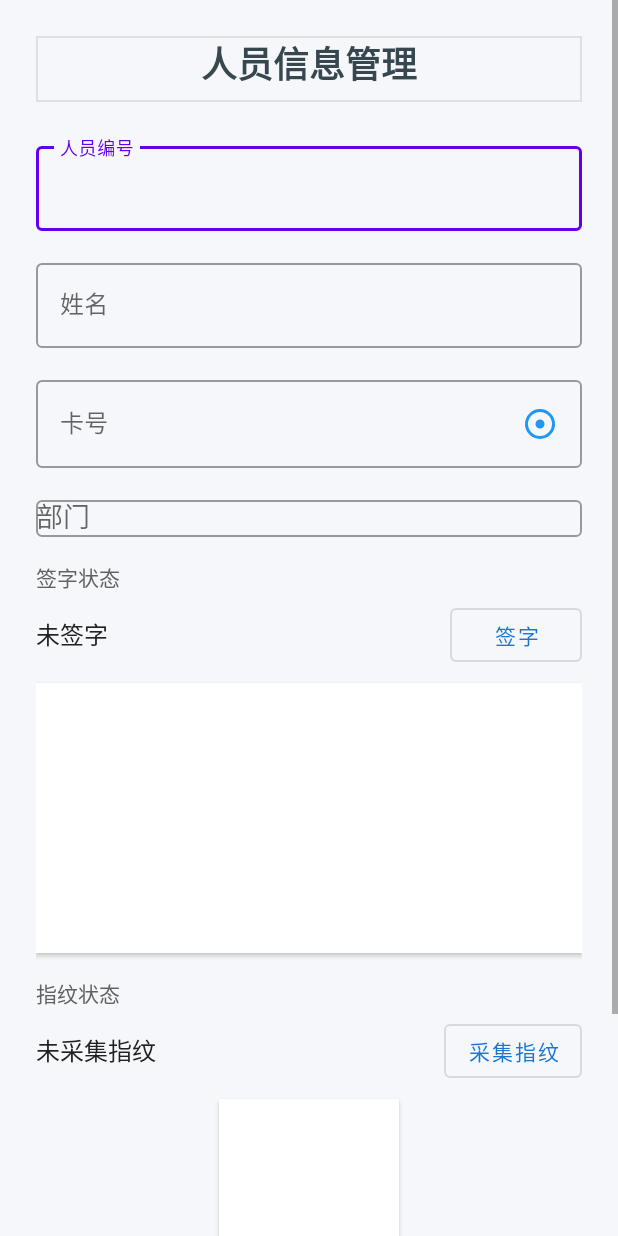
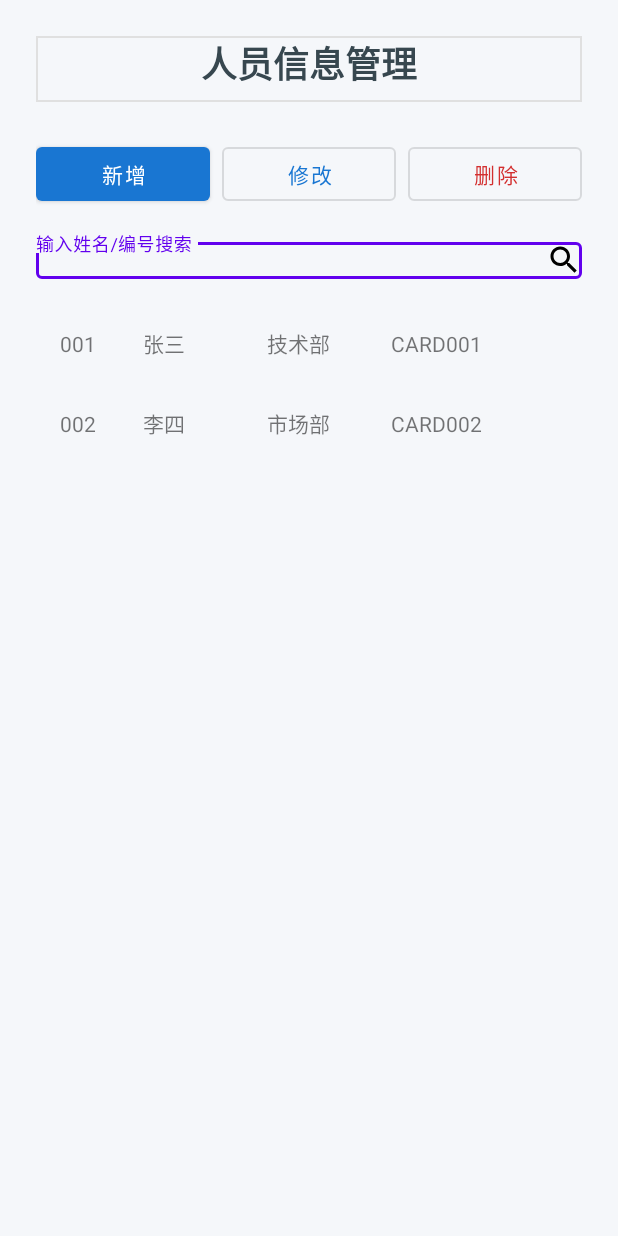
Before and after one commit to bzyjs123/applicationForExtraWork, an Android app: the PersonManagementActivity screen opened directly, with no data from a screen before it, on a phone screen of 412 x 824 dp. Run offline under Robolectric (Android 15) with nearby library versions, the phone set to English and light mode, and no system bars.

Commit message:
feat:新增 人员信息管理

```diff
--- a/HZFinger_FpStdSample/src/main/java/com/HZFinger_FpStdSample/PersonManagementActivity.java
+++ b/HZFinger_FpStdSample/src/main/java/com/HZFinger_FpStdSample/PersonManagementActivity.java
@@ -40,14 +40,20 @@ import android.widget.Button;
 import android.widget.CheckBox;
 import android.widget.EditText;
 import android.widget.ImageView;
+import android.widget.LinearLayout;
 import android.widget.ListView;
 import android.widget.Spinner;
 import android.widget.TextView;
 import android.widget.Toast;
 
+import androidx.recyclerview.widget.LinearLayoutManager;
+import androidx.recyclerview.widget.RecyclerView;
+
 import com.HZFINGER.HAPI;
 import com.HZFINGER.HostUsb;
 import com.HZFINGER.LAPI;
+import com.HZFinger_FpStdSample.adapter.PersonAdapter;
+import com.HZFinger_FpStdSample.model.Person;
 import com.HZFinger_FpStdSample.view.SignatureView;
 
 import java.io.File;
@@ -70,18 +76,20 @@ public class PersonManagementActivity extends Activity {
     private AutoCompleteTextView spDepartment;
     private TextView tvFingerprint;
     private ImageView ivFingerprint;
-    private Button btnSave;
-    private Button btnDelete;
-    private Button btnClear;
     private Button btnCapture;
-    private Button btnExport;
-    private Button btnImport;
+   /* private Button btnExport;
+    private Button btnImport;*/
     private Button btnSign;
     private ImageView ivSignature;
     private TextView tvSignature;
 
     private NfcAdapter mNfcAdapter;
     private PendingIntent mPendingIntent;
+
+    private RecyclerView rvPersonList;
+    private PersonAdapter adapter;
+    private LinearLayout formContainer;
+    private boolean isEditMode = false;
 
     private HostUsb mHostUSb = null;
 
@@ -113,7 +121,15 @@ public class PersonManagementActivity extends Activity {
         setContentView(R.layout.activity_person_management);
 
         // 初始化数据库
+        if(dbHelper == null) {
             dbHelper = new PersonDatabaseHelper(this);
+        }
+
+        // 初始化列表
+        rvPersonList = findViewById(R.id.rv_person_list);
+        rvPersonList.setLayoutManager(new LinearLayoutManager(this));
+        adapter = new PersonAdapter(getSampleData());
+        rvPersonList.setAdapter(adapter);
 
         // 初始化API
         m_cLAPI = new LAPI(this);
@@ -137,6 +153,7 @@ public class PersonManagementActivity extends Activity {
     protected void onDestroy() {
         super.onDestroy();
         m_cHAPI.CloseDevice();
+        dbHelper.close();
     }
 
     /**
@@ -149,15 +166,13 @@ public class PersonManagementActivity extends Activity {
         spDepartment = findViewById(R.id.sp_department);
         tvFingerprint = findViewById(R.id.tv_fingerprint);
         ivFingerprint = findViewById(R.id.iv_fingerprint);
-        btnSave = findViewById(R.id.btn_save);
-        btnDelete = findViewById(R.id.btn_delete);
-        btnClear = findViewById(R.id.btn_clear);
+  /*      btnSave = findViewById(R.id.btn_save);
+        btnDelete = findViewById(R.id.btn_delete);*/
         btnCapture = findViewById(R.id.btn_capture);
-        btnExport = findViewById(R.id.btn_export);
-        btnImport = findViewById(R.id.btn_import);
         btnSign = findViewById(R.id.btn_sign);
         ivSignature = findViewById(R.id.iv_signature);
         tvSignature = findViewById(R.id.tv_signature);
+        formContainer = findViewById(R.id.form_container);
     }
 
     /**
@@ -185,34 +200,9 @@ public class PersonManagementActivity extends Activity {
      * 初始化事件监听
      */
     private void initListeners() {
-        // 保存按钮
-        /*btnSave.setOnClickListener(new OnClickListener() {
-            @Override
-            public void onClick(View v) {
-                savePerson();
-            }
-        });*/
-
-        // 删除按钮
-        /*btnDelete.setOnClickListener(new OnClickListener() {
-            @Override
-            public void onClick(View v) {
-                deletePerson();
-            }
-        });*/
-
-        // 清空按钮
-        btnClear.setOnClickListener(new OnClickListener() {
-            @Override
-            public void onClick(View v) {
-                clearForm();
-            }
-        });
 
         // 采集指纹按钮
-        btnCapture.setOnClickListener(new OnClickListener() {
-            @Override
-            public void onClick(View v) {
+        btnCapture.setOnClickListener(v -> {
             if (bContinue) {
                 bContinue = false;
                 //btnGetImage.setText("GetImage");
@@ -222,24 +212,16 @@ public class PersonManagementActivity extends Activity {
             btnCapture.setText(R.string.TEXT_STOP);
             bContinue = true;
             btnCapture.setEnabled(false);
-                Runnable r = new Runnable() {
-                    public void run() {
+            Runnable r = () -> {
                 OPEN_DEVICE();
                 GET_IMAGE();
-                    }
             };
             Thread s = new Thread(r);
             s.start();
-            }
         });
 
         // 导出按钮
-        btnExport.setOnClickListener(new OnClickListener() {
-            @Override
-            public void onClick(View v) {
-                exportDatabase();
-            }
-        });
+        /*btnExport.setOnClickListener(v -> exportDatabase());*/
 
         // 导入按钮
         /*btnImport.setOnClickListener(new OnClickListener() {
@@ -270,6 +252,13 @@ public class PersonManagementActivity extends Activity {
 
             dialog.show();
         });
+
+        // 按钮事件
+        findViewById(R.id.btn_add).setOnClickListener(v -> showForm(false));
+        findViewById(R.id.btn_edit).setOnClickListener(v -> showForm(true));
+        findViewById(R.id.btn_delete).setOnClickListener(v -> deleteSelected());
+        findViewById(R.id.btn_save).setOnClickListener(v -> savePerson());
+        findViewById(R.id.btn_cancel).setOnClickListener(v -> hideForm());
 
         // 人员列表点击事件
 //        lvPersonList.setOnItemClickListener(new AdapterView.OnItemClickListener() {
@@ -334,6 +323,66 @@ public class PersonManagementActivity extends Activity {
     }
 
 
+    private List<Person> getSampleData() {
+        // 返回示例数据
+        List<Person> persons = new ArrayList<>();
+        persons.add(new Person("001", "张三", "技术部", "CARD001",null,null));
+        persons.add(new Person("002", "李四", "市场部", "CARD002",null,null));
+        return persons;
+    }
+
+    private void showForm(boolean isEdit) {
+        isEditMode = isEdit;
+        formContainer.setVisibility(View.VISIBLE);
+        rvPersonList.setVisibility(View.GONE);
+
+        if (isEdit) {
+            // 获取选中的person数据并填充表单
+            Person selected = adapter.getSelectedPerson();
+            if (selected != null) {
+                etPersonId.setText(selected.getId());
+                etName.setText(selected.getName());
+                spDepartment.setText(selected.getDepartment());
+                etCardNo.setText(selected.getCardNo());
+            }
+        } else {
+            // 清空表单
+            etPersonId.setText("");
+            etName.setText("");
+            spDepartment.setText("");
+            etCardNo.setText("");
+        }
+    }
+
+    private void hideForm() {
+        formContainer.setVisibility(View.GONE);
+        rvPersonList.setVisibility(View.VISIBLE);
+    }
+
+    private void savePerson() {
+        // 获取表单数据
+        String id = etPersonId.getText().toString();
+        String name = etName.getText().toString();
+        String dept = spDepartment.getText().toString();
+        String cardNo = etCardNo.getText().toString();
+
+        if (isEditMode) {
+            // 更新操作
+            adapter.updatePerson(new Person(id, name, dept, cardNo,null,null));
+        } else {
+            // 新增操作
+            adapter.addPerson(new Person(id, name, dept, cardNo,null,null));
+        }
+        hideForm();
+    }
+
+    private void deleteSelected() {
+        adapter.deleteSelectedPerson();
+    }
+
+
+
+
     /**
      * 初始化指纹设备
      */
@@ -354,6 +403,7 @@ public class PersonManagementActivity extends Activity {
     /**
      * 指纹SDK消息处理Handler
      */
+    @SuppressLint("HandlerLeak")
     private Handler m_fpsdkHandle = new Handler() {
         @Override
         public void handleMessage(Message msg) {
@@ -752,6 +802,7 @@ public class PersonManagementActivity extends Activity {
     }
 
     private final Handler m_appHandle = new Handler() {
+        @SuppressLint("HandlerLeak")
         @Override
         public void handleMessage(Message msg) {
             switch (msg.what) {
--- /dev/null
+++ b/HZFinger_FpStdSample/src/main/java/com/HZFinger_FpStdSample/adapter/PersonAdapter.java
@@ -0,0 +1,90 @@
+package com.HZFinger_FpStdSample.adapter;
+
+import android.view.LayoutInflater;
+import android.view.View;
+import android.view.ViewGroup;
+import android.widget.TextView;
+
+import androidx.annotation.NonNull;
+import androidx.recyclerview.widget.RecyclerView;
+
+import com.HZFinger_FpStdSample.R;
+import com.HZFinger_FpStdSample.model.Person;
+
+import java.util.List;
+
+public class PersonAdapter extends RecyclerView.Adapter<PersonAdapter.ViewHolder> {
+    private List<Person> persons;
+    private int selectedPosition = -1;
+
+    public PersonAdapter(List<Person> persons) {
+        this.persons = persons;
+    }
+
+    @NonNull
+    @Override
+    public ViewHolder onCreateViewHolder(@NonNull ViewGroup parent, int viewType) {
+        View view = LayoutInflater.from(parent.getContext())
+                .inflate(R.layout.item_person, parent, false);
+        return new ViewHolder(view);
+    }
+
+    @Override
+    public void onBindViewHolder(@NonNull ViewHolder holder, int position) {
+        int adapterPosition = holder.getBindingAdapterPosition();
+        if (adapterPosition != RecyclerView.NO_POSITION) {
+            Person person = persons.get(adapterPosition);
+            holder.tvId.setText(person.getId());
+            holder.tvName.setText(person.getName());
+            holder.tvDept.setText(person.getDepartment());
+            holder.tvCard.setText(person.getCardNo());
+
+            holder.itemView.setSelected(selectedPosition == adapterPosition);
+            holder.itemView.setOnClickListener(v -> {
+                selectedPosition = adapterPosition;
+                notifyDataSetChanged();
+            });
+        }
+    }
+
+    @Override
+    public int getItemCount() {
+        return persons.size();
+    }
+
+    public Person getSelectedPerson() {
+        return selectedPosition != -1 ? persons.get(selectedPosition) : null;
+    }
+
+    public void addPerson(Person person) {
+        persons.add(person);
+        notifyItemInserted(persons.size() - 1);
+    }
+
+    public void updatePerson(Person person) {
+        if (selectedPosition != -1) {
+            persons.set(selectedPosition, person);
+            notifyItemChanged(selectedPosition);
+        }
+    }
+
+    public void deleteSelectedPerson() {
+        if (selectedPosition != -1) {
+            persons.remove(selectedPosition);
+            notifyItemRemoved(selectedPosition);
+            selectedPosition = -1;
+        }
+    }
+
+    static class ViewHolder extends RecyclerView.ViewHolder {
+        TextView tvId, tvName, tvDept, tvCard;
+
+        public ViewHolder(@NonNull View itemView) {
+            super(itemView);
+            tvId = itemView.findViewById(R.id.tv_id);
+            tvName = itemView.findViewById(R.id.tv_name);
+            tvDept = itemView.findViewById(R.id.tv_dept);
+            tvCard = itemView.findViewById(R.id.tv_card);
+        }
+    }
+}
--- /dev/null
+++ b/HZFinger_FpStdSample/src/main/java/com/HZFinger_FpStdSample/model/Person.java
@@ -0,0 +1,70 @@
+package com.HZFinger_FpStdSample.model;
+
+public class Person {
+    private String id;
+    private String name;
+    private String department;
+    private String cardNo;
+    private byte[] signature;
+    private byte[] fingerprint;
+
+    public Person(String id, String name, String department, String cardNo, byte[] signature, byte[] fingerprint) {
+        this.id = id;
+        this.name = name;
+        this.department = department;
+        this.cardNo = cardNo;
+        this.signature = signature;
+        this.fingerprint = fingerprint;
+    }
+
+    public Person() {
+    }
+
+    public String getId() {
+        return id;
+    }
+
+    public void setId(String id) {
+        this.id = id;
+    }
+
+    public String getName() {
+        return name;
+    }
+
+    public void setName(String name) {
+        this.name = name;
+    }
+
+    public String getDepartment() {
+        return department;
+    }
+
+    public void setDepartment(String department) {
+        this.department = department;
+    }
+
+    public String getCardNo() {
+        return cardNo;
+    }
+
+    public void setCardNo(String cardNo) {
+        this.cardNo = cardNo;
+    }
+
+    public byte[] getSignature() {
+        return signature;
+    }
+
+    public void setSignature(byte[] signature) {
+        this.signature = signature;
+    }
+
+    public byte[] getFingerprint() {
+        return fingerprint;
+    }
+
+    public void setFingerprint(byte[] fingerprint) {
+        this.fingerprint = fingerprint;
+    }
+}
--- /dev/null
+++ b/HZFinger_FpStdSample/src/main/res/drawable/ic_search_24dp.xml
@@ -0,0 +1,9 @@
+<vector xmlns:android="http://schemas.android.com/apk/res/android"
+    android:width="24dp"
+    android:height="24dp"
+    android:viewportWidth="24"
+    android:viewportHeight="24">
+    <path
+        android:fillColor="#FF000000"
+        android:pathData="M15.5,14h-0.79l-0.28,-0.27C15.41,12.59 16,11.11 16,9.5 16,5.91 13.09,3 9.5,3S3,5.91 3,9.5 5.91,16 9.5,16c1.61,0 3.09,-0.59 4.23,-1.57l0.27,0.28v0.79l5,4.99L20.49,19l-4.99,-5zm-6,0C7.01,14 5,11.99 5,9.5S7.01,5 9.5,5 14,7.01 14,9.5 11.99,14 9.5,14z"/>
+</vector>
--- a/HZFinger_FpStdSample/src/main/res/layout/activity_person_management.xml
+++ b/HZFinger_FpStdSample/src/main/res/layout/activity_person_management.xml
@@ -24,6 +24,76 @@
             android:layout_marginBottom="24dp"
             android:paddingBottom="8dp"
             android:background="@drawable/title_bottom_border"/>
+
+        <!-- 操作按钮区域 -->
+        <LinearLayout
+            android:layout_width="match_parent"
+            android:layout_height="wrap_content"
+            android:orientation="horizontal"
+            android:layout_marginBottom="16dp">
+
+            <com.google.android.material.button.MaterialButton
+                android:id="@+id/btn_add"
+                style="@style/Widget.MaterialComponents.Button"
+                android:layout_width="0dp"
+                android:layout_height="48dp"
+                android:layout_weight="1"
+                android:layout_marginEnd="4dp"
+                android:text="新增"
+                android:textColor="#FFFFFF"
+                app:backgroundTint="#1976D2"/>
+
+            <com.google.android.material.button.MaterialButton
+                android:id="@+id/btn_edit"
+                style="@style/Widget.MaterialComponents.Button.OutlinedButton"
+                android:layout_width="0dp"
+                android:layout_height="48dp"
+                android:layout_weight="1"
+                android:layout_marginHorizontal="4dp"
+                android:text="修改"
+                android:textColor="#1976D2"/>
+
+            <com.google.android.material.button.MaterialButton
+                android:id="@+id/btn_delete"
+                style="@style/Widget.MaterialComponents.Button.OutlinedButton"
+                android:layout_width="0dp"
+                android:layout_height="48dp"
+                android:layout_weight="1"
+                android:layout_marginStart="4dp"
+                android:text="删除"
+                android:textColor="#D32F2F"/>
+        </LinearLayout>
+
+        <!-- 搜索框 -->
+        <com.google.android.material.textfield.TextInputLayout
+            style="@style/Widget.MaterialComponents.TextInputLayout.OutlinedBox"
+            android:layout_width="match_parent"
+            android:layout_height="wrap_content"
+            android:layout_marginBottom="16dp">
+
+            <EditText
+                android:id="@+id/et_search"
+                android:layout_width="match_parent"
+                android:layout_height="wrap_content"
+                android:hint="输入姓名/编号搜索"
+                android:inputType="text"
+                android:drawableEnd="@drawable/ic_search_24dp"/>
+        </com.google.android.material.textfield.TextInputLayout>
+
+        <!-- 列表区域 -->
+        <androidx.recyclerview.widget.RecyclerView
+            android:id="@+id/rv_person_list"
+            android:layout_width="match_parent"
+            android:layout_height="wrap_content"
+            android:layout_marginBottom="16dp"/>
+
+        <!-- 表单区域（初始隐藏） -->
+        <LinearLayout
+            android:id="@+id/form_container"
+            android:layout_width="match_parent"
+            android:layout_height="wrap_content"
+            android:orientation="vertical"
+            android:visibility="gone">
 
             <!-- 表单区域 -->
             <com.google.android.material.textfield.TextInputLayout
@@ -171,12 +241,12 @@
                 android:scaleType="fitCenter"
                 android:elevation="2dp"/>
 
-        <!-- 操作按钮区域 -->
+            <!-- 表单操作按钮 -->
             <LinearLayout
                 android:layout_width="match_parent"
                 android:layout_height="wrap_content"
                 android:orientation="horizontal"
-            android:layout_marginBottom="8dp">
+                android:layout_marginTop="16dp">
 
                 <com.google.android.material.button.MaterialButton
                     android:id="@+id/btn_save"
@@ -190,50 +260,15 @@
                     app:backgroundTint="#388E3C"/>
 
                 <com.google.android.material.button.MaterialButton
-                android:id="@+id/btn_delete"
-                style="@style/Widget.MaterialComponents.Button.OutlinedButton"
-                android:layout_width="0dp"
-                android:layout_height="48dp"
-                android:layout_weight="1"
-                android:layout_marginHorizontal="4dp"
-                android:text="删除"
-                android:textColor="#D32F2F"/>
-
-            <com.google.android.material.button.MaterialButton
-                android:id="@+id/btn_clear"
+                    android:id="@+id/btn_cancel"
                     style="@style/Widget.MaterialComponents.Button.OutlinedButton"
                     android:layout_width="0dp"
                     android:layout_height="48dp"
                     android:layout_weight="1"
                     android:layout_marginStart="4dp"
-                android:text="清空"
+                    android:text="取消"
                     android:textColor="#616161"/>
             </LinearLayout>
-
-        <LinearLayout
-            android:layout_width="match_parent"
-            android:layout_height="wrap_content"
-            android:orientation="horizontal">
-
-            <com.google.android.material.button.MaterialButton
-                android:id="@+id/btn_export"
-                style="@style/Widget.MaterialComponents.Button.OutlinedButton"
-                android:layout_width="0dp"
-                android:layout_height="48dp"
-                android:layout_weight="1"
-                android:layout_marginEnd="4dp"
-                android:text="导出到U盘"
-                android:textColor="#1976D2"/>
-
-            <com.google.android.material.button.MaterialButton
-                android:id="@+id/btn_import"
-                style="@style/Widget.MaterialComponents.Button.OutlinedButton"
-                android:layout_width="0dp"
-                android:layout_height="48dp"
-                android:layout_weight="1"
-                android:layout_marginStart="4dp"
-                android:text="从U盘导入"
-                android:textColor="#1976D2"/>
         </LinearLayout>
     </LinearLayout>
 </ScrollView>
--- /dev/null
+++ b/HZFinger_FpStdSample/src/main/res/layout/item_person.xml
@@ -0,0 +1,44 @@
+<?xml version="1.0" encoding="utf-8"?>
+<androidx.constraintlayout.widget.ConstraintLayout xmlns:android="http://schemas.android.com/apk/res/android"
+    xmlns:tools="http://schemas.android.com/tools"
+    android:layout_width="match_parent"
+    android:layout_height="wrap_content">
+
+    <LinearLayout xmlns:android="http://schemas.android.com/apk/res/android"
+        android:layout_width="match_parent"
+        android:layout_height="wrap_content"
+        android:orientation="horizontal"
+        android:padding="16dp"
+        android:background="?attr/selectableItemBackground"
+        tools:ignore="MissingConstraints">
+
+        <TextView
+            android:id="@+id/tv_id"
+            android:layout_width="0dp"
+            android:layout_height="wrap_content"
+            android:layout_weight="1"
+            android:textSize="14sp"/>
+
+        <TextView
+            android:id="@+id/tv_name"
+            android:layout_width="0dp"
+            android:layout_height="wrap_content"
+            android:layout_weight="1.5"
+            android:textSize="14sp"/>
+
+        <TextView
+            android:id="@+id/tv_dept"
+            android:layout_width="0dp"
+            android:layout_height="wrap_content"
+            android:layout_weight="1.5"
+            android:textSize="14sp"/>
+
+        <TextView
+            android:id="@+id/tv_card"
+            android:layout_width="0dp"
+            android:layout_height="wrap_content"
+            android:layout_weight="2"
+            android:textSize="14sp"/>
+    </LinearLayout>
+
+</androidx.constraintlayout.widget.ConstraintLayout>
--- a/build.gradle
+++ b/build.gradle
@@ -1,12 +1,16 @@
 // Top-level build file where you can add configuration options common to all sub-projects/modules.
 
 buildscript {
+    ext {
+        kotlin_version = '2.1.20'
+    }
     repositories {
         jcenter()
         google()
     }
     dependencies {
         classpath 'com.android.tools.build:gradle:8.1.0'
+        classpath "org.jetbrains.kotlin:kotlin-gradle-plugin:$kotlin_version"
 
         // NOTE: Do not place your application dependencies here; they belong
         // in the individual module build.gradle files
```
Also changed, not shown: HZFinger_FpStdSample/build.gradle (+7 -2 lines), 541 other files. Lines whose indentation alone changed are shown as unchanged.
